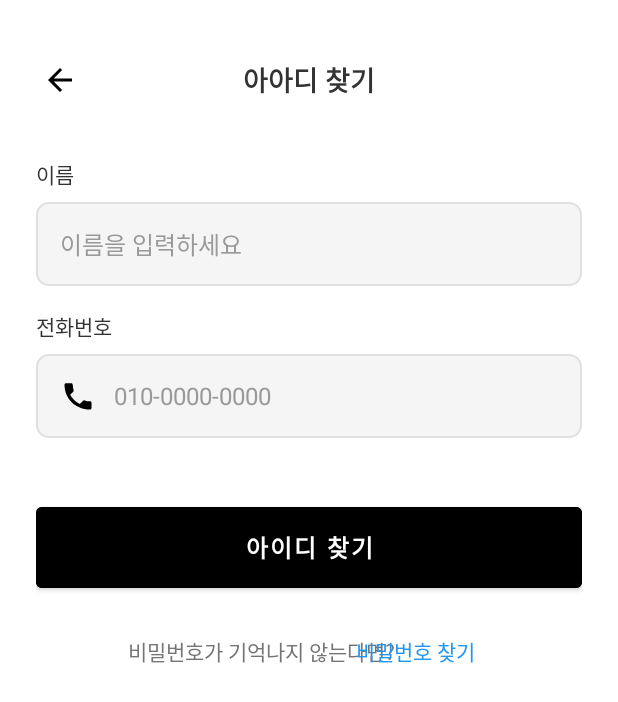
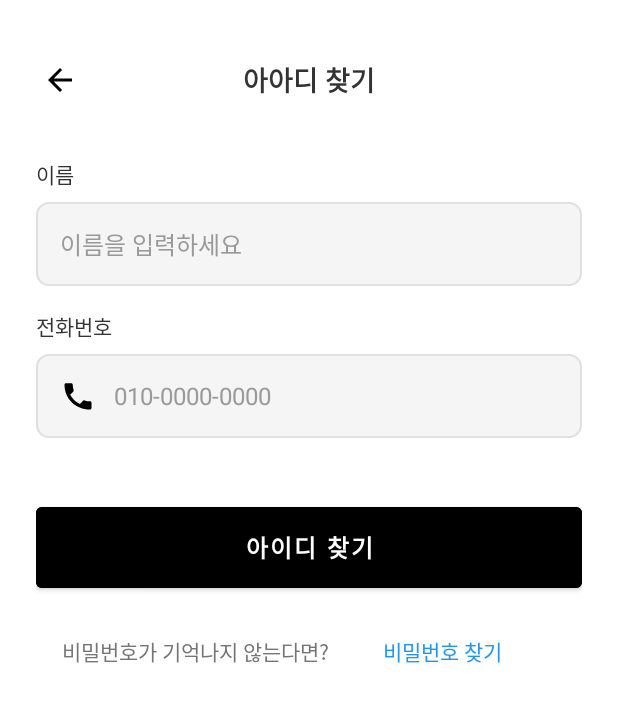
Before and after one commit to Localit-project/Localit-FrontBack, an Android app: the FindIdActivity screen opened directly, with no data from a screen before it, on a phone screen of 412 x 824 dp. Shown: the top 702 px of the screen. Run offline under Robolectric (Android 15) with nearby library versions, the phone set to English and light mode, and no system bars; our stand-ins replace Firebase (no records; nobody signed in at launch, a user with empty details on screens opened directly).

```diff
--- a/app/src/main/res/layout/activity_find_id.xml
+++ b/app/src/main/res/layout/activity_find_id.xml
@@ -20,7 +20,9 @@
             android:layout_height="48dp"
             android:layout_centerVertical="true"
             android:background="?android:attr/selectableItemBackgroundBorderless"
-            android:src="@drawable/ic_arrow_back" />
+            android:src="@drawable/ic_arrow_back"
+            android:contentDescription="뒤로 가기"
+            />
 
         <TextView
             android:layout_width="wrap_content"
@@ -116,7 +118,7 @@
                     android:layout_width="wrap_content"
                     android:layout_height="wrap_content"
                     android:layout_alignParentStart="true"
-                    android:layout_marginStart="45dp"
+                    android:layout_marginStart="1dp"
                     android:text="비밀번호가 기억나지 않는다면?"
                     android:textColor="#757575"
                     android:textSize="14sp" />
@@ -126,9 +128,11 @@
                     android:layout_width="wrap_content"
                     android:layout_height="wrap_content"
                     android:layout_alignParentEnd="true"
-                    android:layout_marginEnd="55dp"
+                    android:layout_marginEnd="37dp"
                     android:clickable="true"
                     android:focusable="true"
+                    android:minWidth="48dp"
+                    android:minHeight="48dp"
                     android:text="비밀번호 찾기"
                     android:textColor="#2196F3"
                     android:textSize="14sp"
```
